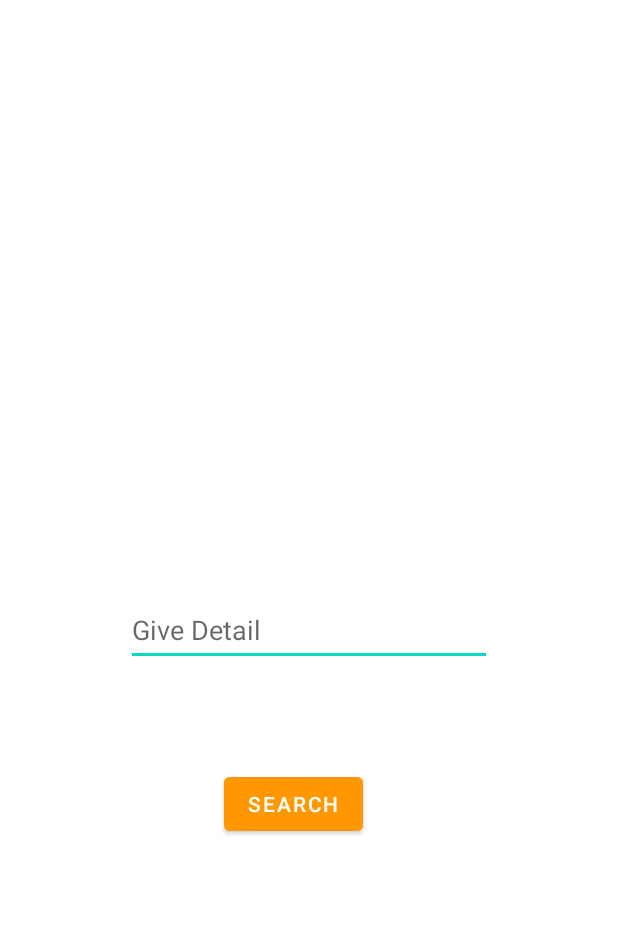
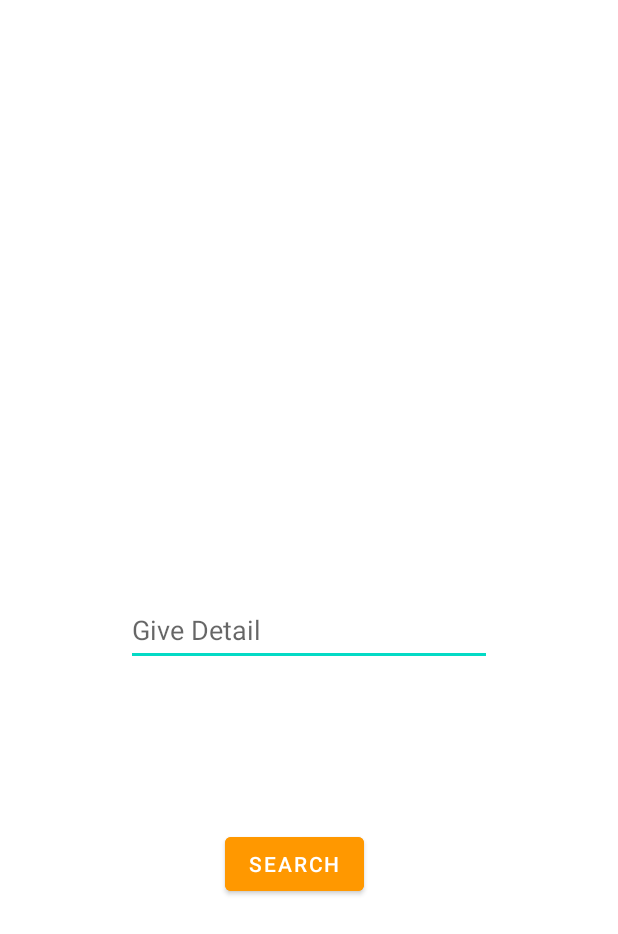
Before and after one commit to SaadRahman021/Quran-App, an Android app: the layout activity_searching.xml on its own in the app's theme, with its tools: preview values and no code run, on a phone screen of 412 x 824 dp. Shown: the top 934 px of the screen. Run offline under Robolectric (Android 15) with nearby library versions, the phone set to English and light mode, and no system bars.

Commit message:
Updated UI

```diff
--- a/app/src/main/res/layout/activity_searching.xml
+++ b/app/src/main/res/layout/activity_searching.xml
@@ -38,12 +38,12 @@
         android:layout_width="wrap_content"
         android:layout_height="wrap_content"
         android:layout_marginStart="149dp"
-        android:layout_marginTop="68dp"
+        android:layout_marginTop="108dp"
         android:layout_marginEnd="169dp"
         android:backgroundTint="#FF9800"
         android:text="Search"
         app:layout_constraintEnd_toEndOf="parent"
-        app:layout_constraintHorizontal_bias="0.0"
+        app:layout_constraintHorizontal_bias="1.0"
         app:layout_constraintStart_toStartOf="parent"
         app:layout_constraintTop_toBottomOf="@+id/Input" />
 
```
